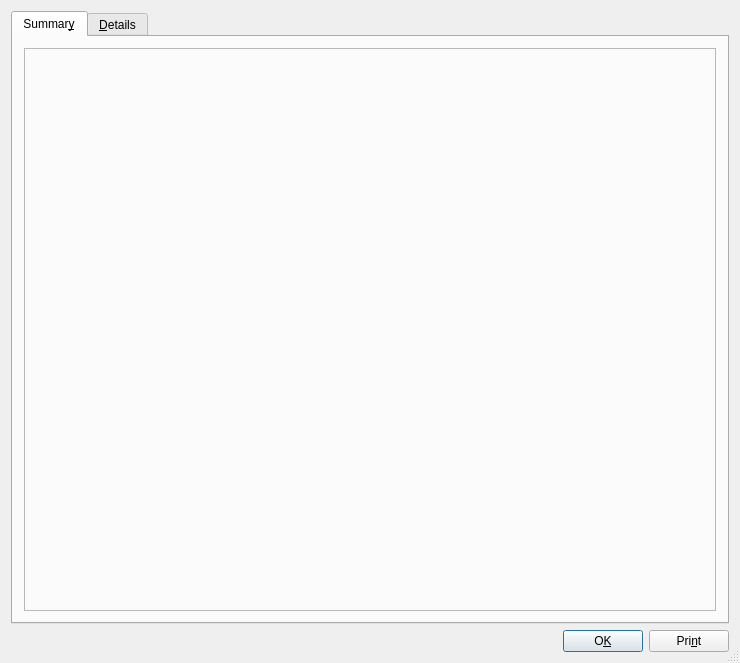
First picture: the form in kmymoney2/plugins/reconciliationreport/kreconciliationreportdlgdecl.ui, repository KDE/kmymoney, before the edit.
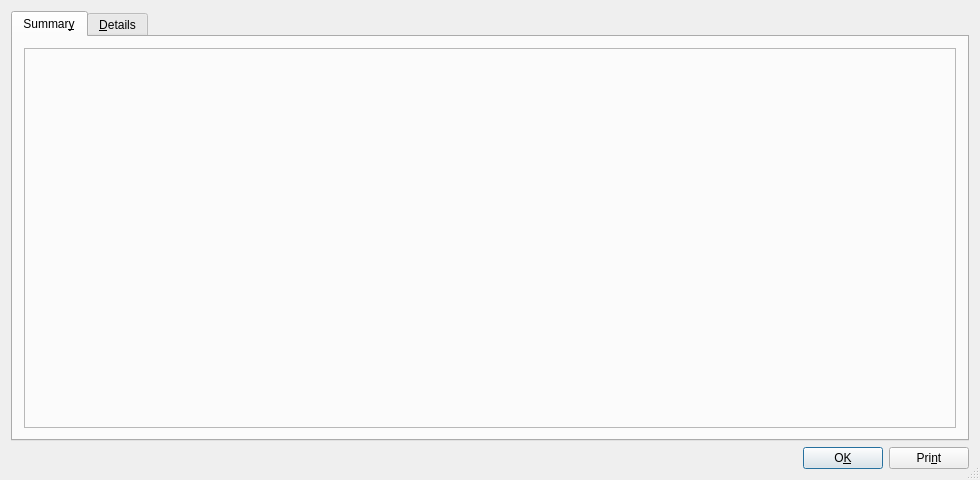
Second picture: the form after the edit. Custom widgets are drawn as their Qt base class.

Commit message: New default size for the reconciliation report dialog.

Patch:
```diff
--- a/kmymoney2/plugins/reconciliationreport/kreconciliationreportdlgdecl.ui
+++ b/kmymoney2/plugins/reconciliationreport/kreconciliationreportdlgdecl.ui
@@ -6,8 +6,8 @@
    <rect>
     <x>0</x>
     <y>0</y>
-    <width>740</width>
-    <height>663</height>
+    <width>980</width>
+    <height>480</height>
    </rect>
   </property>
   <property name="windowTitle">
```
